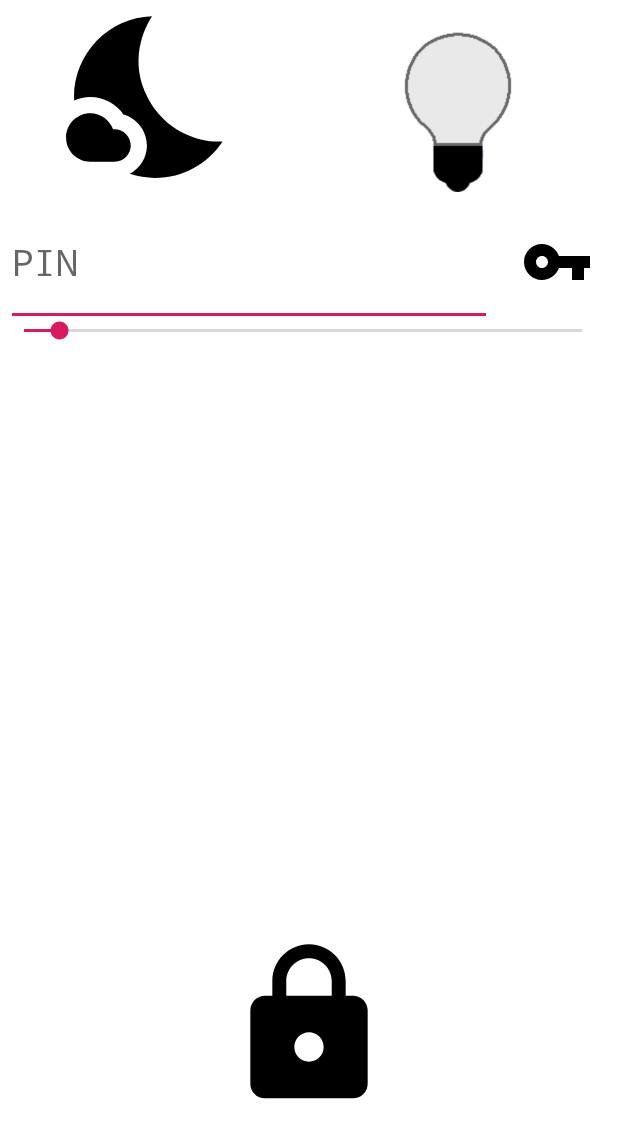
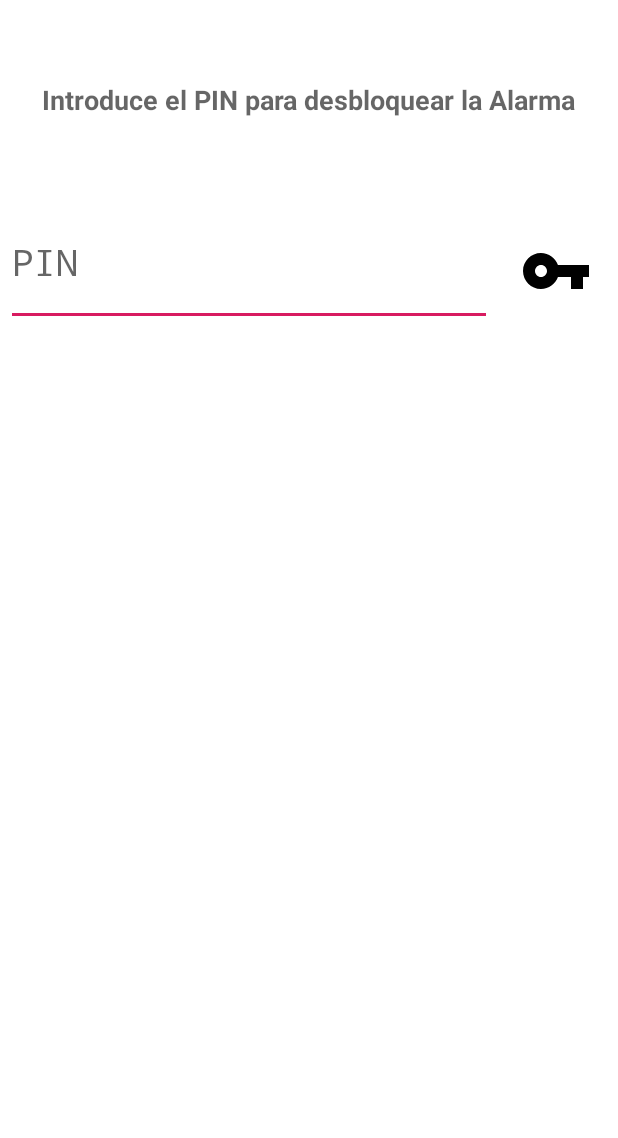
Before and after one commit to Chemi3/ProyectoFinalPerifericos, an Android app: the MainActivity screen opened directly, with no data from a screen before it, after a tap on an icon or button, on a phone screen of 412 x 824 dp. Shown: the top 1138 px of the screen. Run offline under Robolectric (Android 15) with nearby library versions, the phone set to English and light mode, and no system bars; network calls fail.

Commit message:
V. 1.2_01 Solved socket

```diff
--- a/app/src/main/java/com/afinal/proyecto/perifericos/chemamartin/proyectofinal/MainActivity.java
+++ b/app/src/main/java/com/afinal/proyecto/perifericos/chemamartin/proyectofinal/MainActivity.java
@@ -19,6 +19,7 @@ import android.graphics.drawable.Drawable;
 import android.os.Build;
 import android.os.Bundle;
 import android.os.Handler;
+import android.support.constraint.ConstraintLayout;
 import android.text.Editable;
 import android.text.TextWatcher;
 import android.util.AttributeSet;
@@ -55,6 +56,7 @@ public class MainActivity extends Activity {
     ImageView ldrImageView, flameView;
     EditText pinEditText;
     ImageButton key;
+    ConstraintLayout tempLayout;
     FrameLayout framePIN;
     final int handlerState = 0;             //used to identify handler message
     private BluetoothAdapter btAdapter = null;
@@ -88,6 +90,8 @@ public class MainActivity extends Activity {
         key = findViewById(R.id.idKeyButton);
         framePIN = findViewById(R.id.idFramePIN);
         flameView = findViewById(R.id.idFlame);
+        tempLayout = findViewById(R.id.constraintLayout);
+
         seekBarTemp.setOnSeekBarChangeListener(new SeekBar.OnSeekBarChangeListener() {
             @Override
             public void onProgressChanged(SeekBar seekBar, int progress, boolean fromUser) {
@@ -158,6 +162,12 @@ public class MainActivity extends Activity {
             public void onClick(View v) {
                 if (flagLocked) {
                     framePIN.setVisibility(View.VISIBLE);
+                    ldrImageView.setVisibility(View.INVISIBLE);
+                    flameView.setVisibility(View.INVISIBLE);
+                    botonBombilla.setVisibility(View.INVISIBLE);
+                    imageButtonStatusAlarm.setVisibility(View.INVISIBLE);
+                    seekBarTemp.setVisibility(View.INVISIBLE);
+                    tempLayout.setVisibility(View.INVISIBLE);
                     pinEditText.requestFocus();
                     pinEditText.setText(null);
                     final InputMethodManager imm = (InputMethodManager) getSystemService(Service.INPUT_METHOD_SERVICE);
@@ -168,7 +178,12 @@ public class MainActivity extends Activity {
                             PIN = String.valueOf(pinEditText.getText());
                             framePIN.setVisibility(View.INVISIBLE);
                             imm.toggleSoftInput(InputMethodManager.RESULT_HIDDEN, 0);
+                            ldrImageView.setVisibility(View.VISIBLE);
 
+                            botonBombilla.setVisibility(View.VISIBLE);
+                            imageButtonStatusAlarm.setVisibility(View.VISIBLE);
+                            seekBarTemp.setVisibility(View.VISIBLE);
+                            tempLayout.setVisibility(View.VISIBLE);
                             if (PIN != null) {
                                 if (PIN.equals(pin_desbloquear)) {
                                     Toast.makeText(getBaseContext(), "PIN Correcto", Toast.LENGTH_SHORT).show();
@@ -197,11 +212,11 @@ public class MainActivity extends Activity {
                 if (flagLuz) {
                     botonBombilla.setImageResource(R.drawable.bombilla_off);
                     flagLuz = false;
-                    mConnectedThread.write("b0\n");
+                    mConnectedThread.write("b0");
                 } else {
                     botonBombilla.setImageResource(R.drawable.bombilla_on);
                     flagLuz = true;
-                    mConnectedThread.write("b1\n");
+                    mConnectedThread.write("c1");
                 }
 
 
@@ -326,6 +341,7 @@ public class MainActivity extends Activity {
             byte[] msgBuffer = (input + "\r\n").getBytes();           //converts entered String into bytes
             try {
                 Log.i("write", new String(msgBuffer));
+                mmOutStream.flush();
                 mmOutStream.write(msgBuffer);                //write bytes over BT connection via outstream
             } catch (IOException e) {
                 //if you cannot write, close the application
--- a/app/src/main/res/layout/activity_main.xml
+++ b/app/src/main/res/layout/activity_main.xml
@@ -22,7 +22,20 @@
         <android.support.constraint.ConstraintLayout
             android:layout_width="match_parent"
             android:layout_height="match_parent"
+            android:background="#FFFFFF"
             android:visibility="visible">
+
+            <TextView
+                android:id="@+id/textView"
+                android:layout_width="wrap_content"
+                android:layout_height="wrap_content"
+                android:text="Introduce el PIN para desbloquear la Alarma"
+                android:textAppearance="@style/TextAppearance.AppCompat.Medium"
+                android:textStyle="bold"
+                app:layout_constraintBottom_toTopOf="@+id/editTextNumberPassword"
+                app:layout_constraintEnd_toEndOf="parent"
+                app:layout_constraintStart_toStartOf="parent"
+                app:layout_constraintTop_toTopOf="parent" />
 
             <EditText
                 android:id="@+id/editTextNumberPassword"
@@ -45,7 +58,6 @@
                 android:id="@+id/idKeyButton"
                 android:layout_width="wrap_content"
                 android:layout_height="wrap_content"
-                android:background="#FFFFFF"
                 android:backgroundTint="@android:color/transparent"
                 android:src="@drawable/key"
                 app:layout_constraintBottom_toBottomOf="parent"
```
Also changed, not shown: 2 other files.
